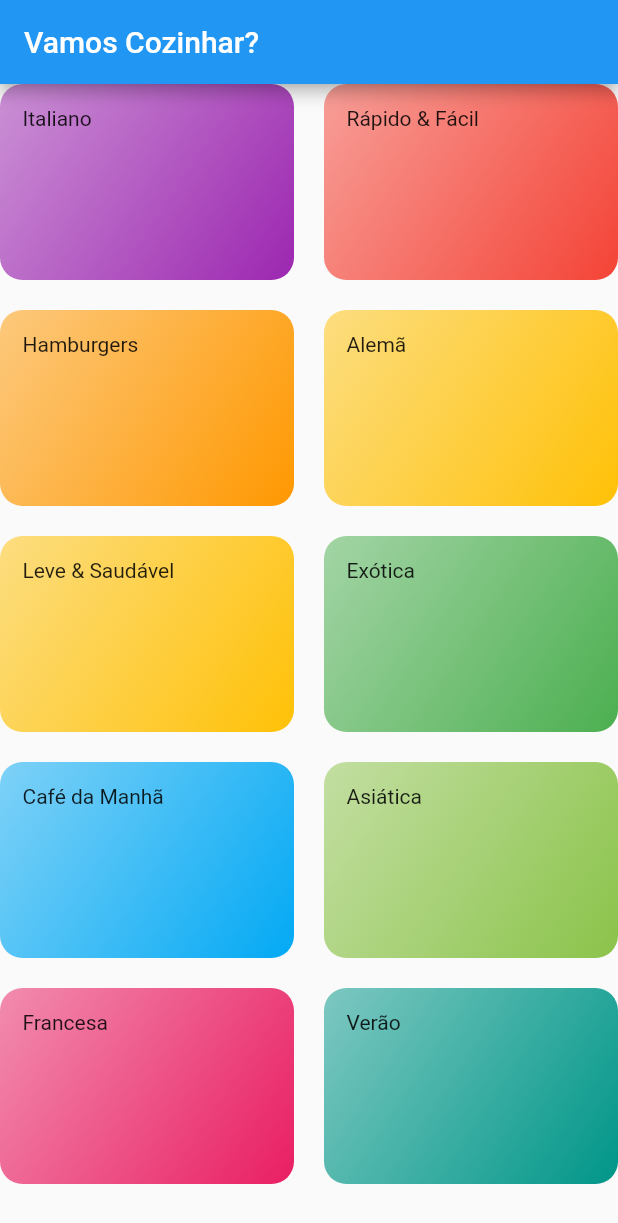
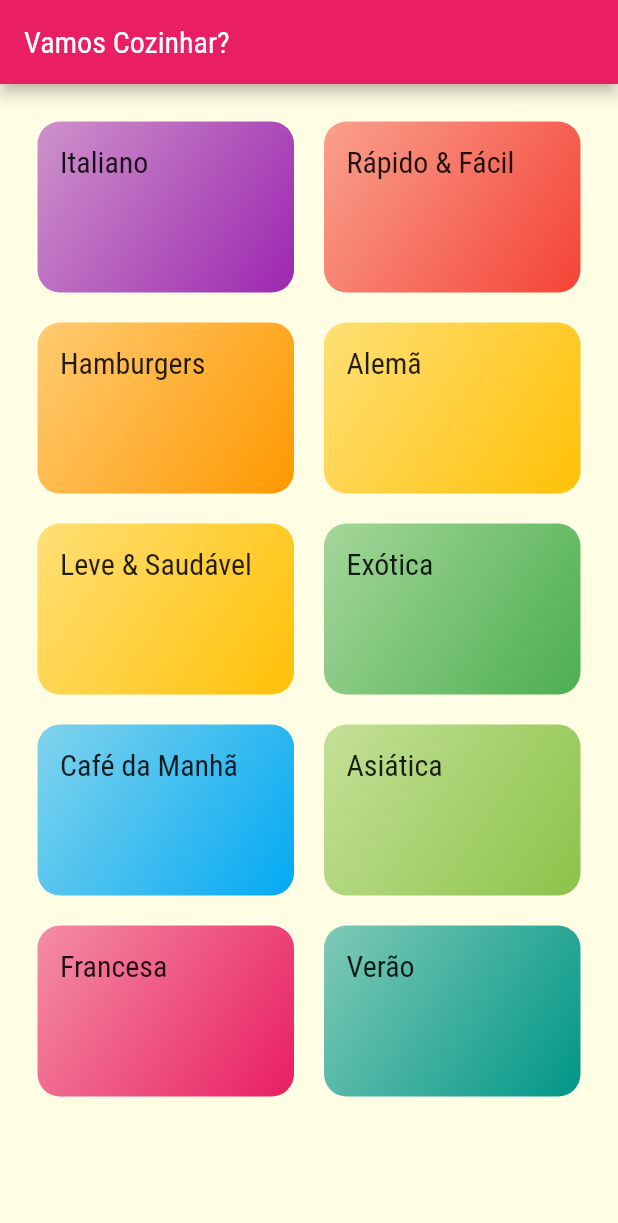
Before and after one commit to AfonsoMachado/meals_app, a Flutter app: the screen it shows after launch, on a phone screen of 412 x 824 dp. Shown: the top 1223 px of the screen. Run offline on Flutter 3.47's test engine with Material 2 defaults, Android fonts, the phone set to English and light mode, and no system bars.

Commit message:
feat: add fonts and themes

```diff
--- a/lib/components/category_item.dart
+++ b/lib/components/category_item.dart
@@ -20,7 +20,10 @@ class CategoryItem extends StatelessWidget {
             begin: Alignment.topLeft,
             end: Alignment.bottomRight,
           )),
-      child: Text(category.title),
+      child: Text(
+        category.title,
+        style: Theme.of(context).textTheme.titleLarge,
+      ),
     );
   }
 }
--- a/lib/main.dart
+++ b/lib/main.dart
@@ -13,7 +13,18 @@ class MyApp extends StatelessWidget {
     return MaterialApp(
       title: 'Vamos Cozinhar?',
       theme: ThemeData(
-        primarySwatch: Colors.blue,
+        colorScheme: ColorScheme.fromSwatch().copyWith(
+          primary: Colors.pink,
+          secondary: Colors.amber,
+        ),
+        canvasColor: const Color.fromRGBO(255, 254, 229, 1),
+        fontFamily: 'Raleway',
+        textTheme: ThemeData.light().textTheme.copyWith(
+              titleLarge: const TextStyle(
+                fontSize: 20,
+                fontFamily: 'RobotoCondensed',
+              ),
+            ),
       ),
       home: const CategoriesScreen(),
     );
--- a/lib/screens/categories_screen.dart
+++ b/lib/screens/categories_screen.dart
@@ -12,6 +12,7 @@ class CategoriesScreen extends StatelessWidget {
         title: const Text('Vamos Cozinhar?'),
       ),
       body: GridView(
+        padding: const EdgeInsets.all(25),
         // Scroll
         gridDelegate: const SliverGridDelegateWithMaxCrossAxisExtent(
           maxCrossAxisExtent: 200,
```
Also changed, not shown: pubspec.yaml (+17 -0 lines), assets/fonts/Raleway-Black.ttf (added), assets/fonts/Raleway-Bold.ttf (added), assets/fonts/Raleway-Regular.ttf (added), assets/fonts/RobotoCondensed-Bold.ttf (added), assets/fonts/RobotoCondensed-Italic.ttf (added), assets/fonts/RobotoCondensed-Light.ttf (added), assets/fonts/RobotoCondensed-Regular.ttf (added).
